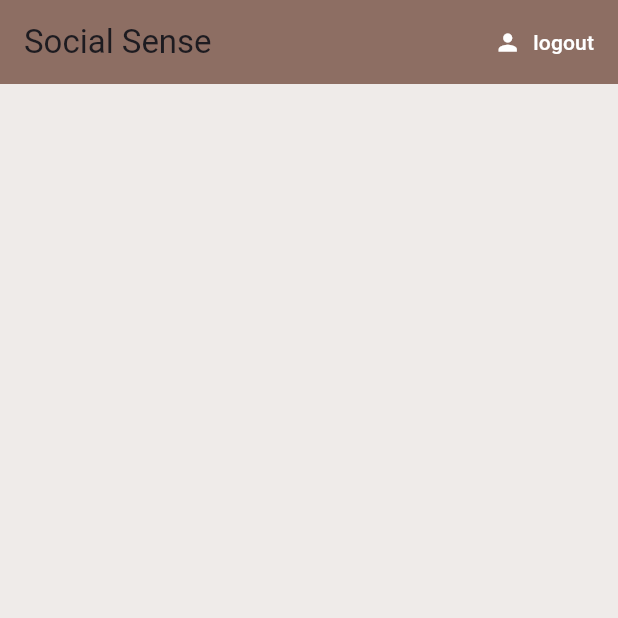
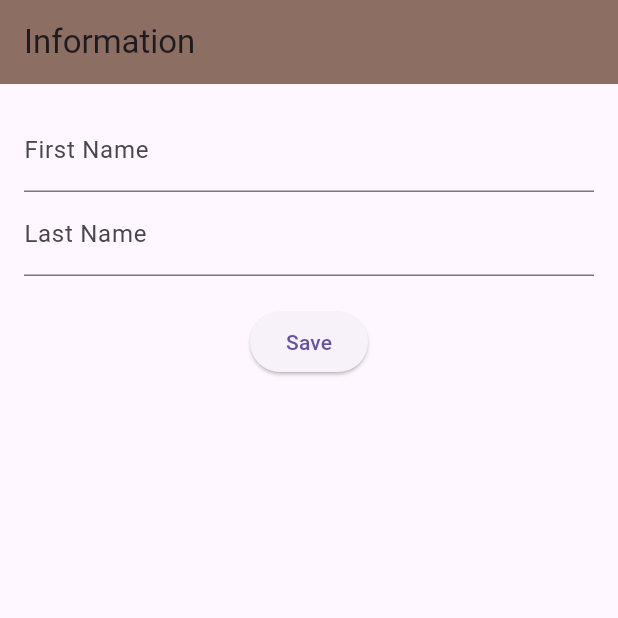
Before and after one commit to rdiorio/SeniorDesignProject, a Flutter app: the screen it shows once a user with an empty profile is signed in, on a phone screen of 412 x 824 dp, the top half of it. Run offline on Flutter 3.47's test engine with Material 3 defaults, Android fonts, the light colour scheme and no system bars; our stand-ins replace cloud_firestore, firebase_auth, firebase_core, flutter_spinkit; accounts and stored records are empty.

Commit message:
populates database well, and daily checkin kinda

```diff
--- /dev/null
+++ b/social_sense/devtools_options.yaml
@@ -0,0 +1,3 @@
+description: This file stores settings for Dart & Flutter DevTools.
+documentation: https://docs.flutter.dev/tools/devtools/extensions#configure-extension-enablement-states
+extensions:
--- /dev/null
+++ b/social_sense/lib/screens/information.dart
@@ -0,0 +1,63 @@
+import 'package:flutter/material.dart';
+import 'package:social_sense/services/database.dart';
+
+class InformationScreen extends StatefulWidget {
+  final String uid;
+  InformationScreen({required this.uid});
+
+  @override
+  _InformationScreenState createState() => _InformationScreenState();
+}
+
+class _InformationScreenState extends State<InformationScreen> {
+  final _formKey = GlobalKey<FormState>();
+  String firstName = '';
+  String lastName = '';
+
+  @override
+  Widget build(BuildContext context) {
+    return Scaffold(
+      appBar: AppBar(
+        title: Text('Information'),
+        backgroundColor: Colors.brown[400],
+      ),
+      body: Padding(
+        padding: EdgeInsets.all(16.0),
+        child: Form(
+          key: _formKey,
+          child: Column(
+            children: [
+              TextFormField(
+                decoration: InputDecoration(labelText: 'First Name'),
+                validator: (val) => val!.isEmpty ? 'Enter your first name' : null,
+                onChanged: (val) {
+                  setState(() => firstName = val);
+                },
+              ),
+              TextFormField(
+                decoration: InputDecoration(labelText: 'Last Name'),
+                validator: (val) => val!.isEmpty ? 'Enter your last name' : null,
+                onChanged: (val) {
+                  setState(() => lastName = val);
+                },
+              ),
+              SizedBox(height: 20),
+              ElevatedButton(
+                child: Text('Save'),
+                onPressed: () async {
+                  if (_formKey.currentState!.validate()) {
+                    await DatabaseService(uid: widget.uid).updateUserData(firstName, lastName);
+                    ScaffoldMessenger.of(context).showSnackBar(
+                      SnackBar(content: Text('Information Saved!'))
+                    );
+                    Navigator.pop(context);
+                  }
+                },
+              ),
+            ],
+          ),
+        ),
+      ),
+    );
+  }
+}
--- a/social_sense/lib/screens/wrapper.dart
+++ b/social_sense/lib/screens/wrapper.dart
@@ -1,23 +1,78 @@
+import 'package:cloud_firestore/cloud_firestore.dart';
 import 'package:flutter/material.dart';
 import 'package:provider/provider.dart';
 import 'package:social_sense/screens/authenticate/authenticate.dart';
 import 'package:social_sense/models/user.dart';
 import 'package:social_sense/screens/home/home.dart';
-
+import 'package:social_sense/screens/information.dart';
 
 class Wrapper extends StatelessWidget {
+  Future<bool> isFirstTimeUser(String uid) async {
+    try {
+      print("Checking if user is first-time for uid: $uid");
+      final doc = await FirebaseFirestore.instance.collection('users').doc(uid).get();
 
+      if (!doc.exists) {
+        print("User document does not exist for uid: $uid");
+        return true;
+      }
+      final data = doc.data();
+      if (data?['First Name'] == '' || data?['Last Name'] == '') {
+        print("User data is incomplete for uid: $uid");
+        return true;
+      }
+      print("User is not a first-time user: $uid");
+      return false;
+    } catch (e) {
+      print("Error in isFirstTimeUser: $e");
+      return true; // Default to treating as first-time user on error
+    }
+  }
 
   @override
   Widget build(BuildContext context) {
+    final user = Provider.of<User?>(context);
+    print("Wrapper build triggered. Current user: $user");
 
-    final user = Provider.of<User?>(context);
-
-    //return either home or authenticate
-    if (user == null){
+    if (user == null) {
+      print("User is null. Navigating to Authenticate screen.");
       return Authenticate();
-    } else{
-      return Home();
+    } else {
+      print("User is logged in. UID: ${user.uid}");
+      return FutureBuilder<bool>(
+        future: isFirstTimeUser(user.uid),
+        builder: (context, snapshot) {
+          if (snapshot.connectionState == ConnectionState.waiting) {
+            print("FutureBuilder waiting for isFirstTimeUser result...");
+            return Scaffold(
+              body: Center(child: CircularProgressIndicator()),
+            );
+          }
+          if (snapshot.hasError) {
+            print("Error in FutureBuilder: ${snapshot.error}");
+            return Scaffold(
+              body: Center(
+                child: Text("An error occurred. Please try again later."),
+              ),
+            );
+          }
+          if (snapshot.hasData) {
+            print("FutureBuilder completed. isFirstTimeUser: ${snapshot.data}");
+            if (snapshot.data == true) {
+              print("Navigating to InformationScreen.");
+              return InformationScreen(uid: user.uid);
+            } else {
+              print("Navigating to Home screen.");
+              return Home(uid: user.uid);
+            }
+          }
+          // Handle unexpected state
+          print("Unexpected state in FutureBuilder. Returning empty Scaffold.");
+          return Scaffold(
+            body: Center(child: Text("Unexpected state. Please try again.")),
+          );
+        },
+      );
     }
   }
 }
```
Also changed, not shown: social_sense/lib/screens/daily_checkin.dart (added, +173 -0 lines), social_sense/lib/screens/home/home.dart (+39 -4 lines), social_sense/lib/services/auth.dart (+7 -2 lines), social_sense/lib/services/database.dart (line endings or trailing spaces).
